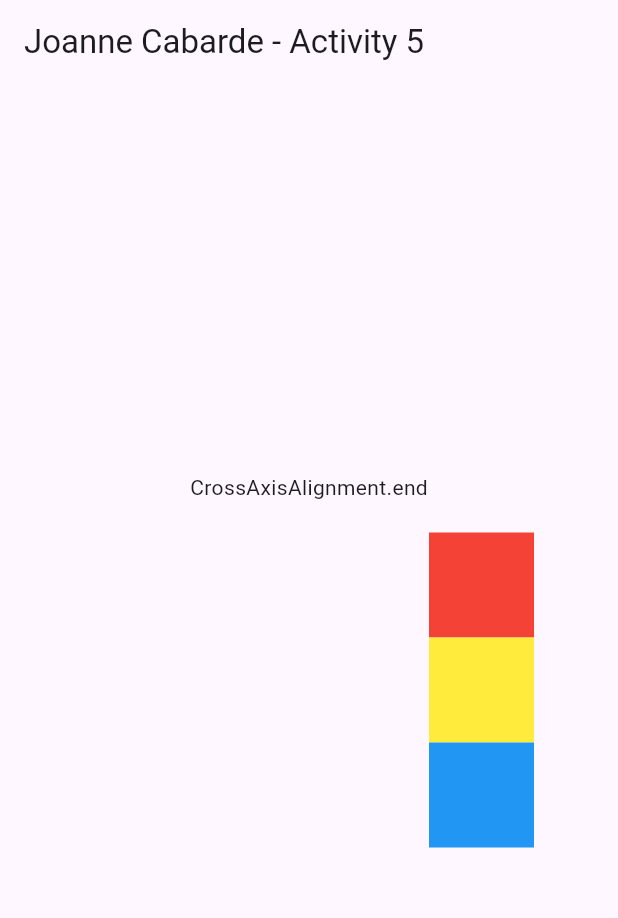
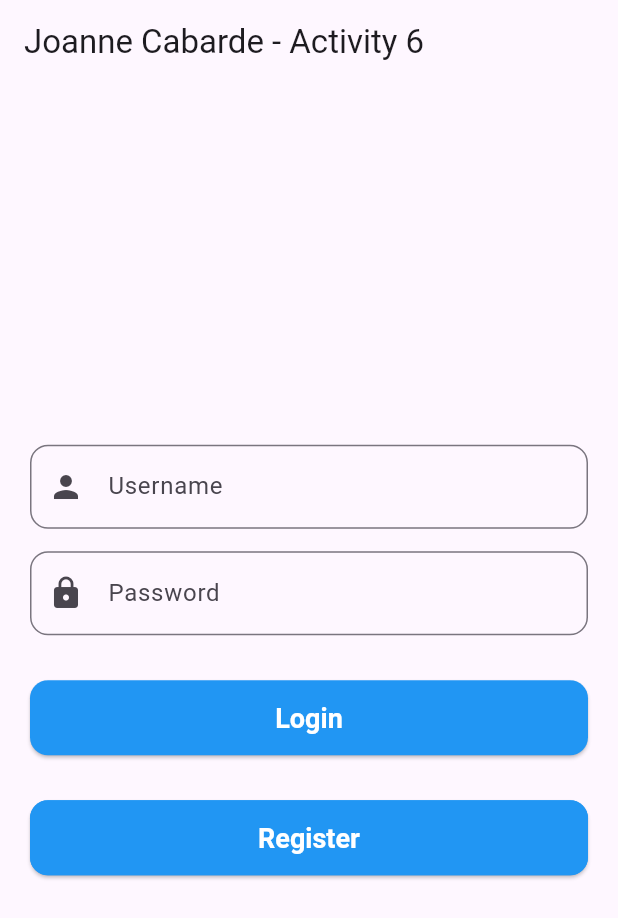
Before and after one commit to JollinAnnie/CCE106-Activities, a Flutter app: the screen it shows after launch, on a phone screen of 412 x 824 dp. Shown: the top 918 px of the screen. Run offline on Flutter 3.47's test engine with Material 3 defaults, Android fonts, the phone set to English and light mode, and no system bars.

Commit message:
Login and Register Activity #6

```diff
--- /dev/null
+++ b/lib/landing.dart
@@ -0,0 +1,31 @@
+import 'package:flutter/material.dart';
+
+class LandingPage extends StatelessWidget {
+
+final String username;
+final String password;
+  const LandingPage({super.key, required this.username, required this.password});
+
+  @override
+  Widget build(BuildContext context) {
+    return Scaffold(
+      appBar: AppBar(
+        title: const Text("Joanne Cabarde - Activity 6"),
+      ),
+      body: Center(
+        child: Column(mainAxisAlignment:
+        MainAxisAlignment.center,
+        children: [
+          Text("user: $username", style: const TextStyle(fontSize: 30)),
+          SizedBox(height: 30),
+          Text("Password: $password", style: const TextStyle(fontSize: 30)),
+          SizedBox(height: 30),
+          ElevatedButton(onPressed: () => Navigator.pop(context),
+          child: Text("Back to Login"),
+          ),
+        ],
+        ),
+      )
+    );
+  }
+}
--- /dev/null
+++ b/lib/login.dart
@@ -0,0 +1,105 @@
+import 'package:flutter/material.dart';
+import 'package:joanneflutter1/landing.dart';
+import 'package:joanneflutter1/register.dart';
+
+
+class LoginPage extends StatefulWidget {
+  const LoginPage({super.key});
+
+  @override
+  State<LoginPage> createState() => _LoginPageState();
+}
+
+class _LoginPageState extends State<LoginPage> {
+  final TextEditingController _usernameController = TextEditingController();
+  final TextEditingController _passwordController = TextEditingController();
+
+  void _login() {
+    String username = _usernameController.text;
+    String password = _passwordController.text;
+
+    Navigator.push(context, MaterialPageRoute(
+      builder: (context) => LandingPage(
+        username: username,
+        password: password,
+      ),
+    ),
+    );
+  }
+
+  void _goToRegister() {
+    Navigator.push(context,
+    MaterialPageRoute(builder: (context) => const RegisterPage()),
+    );
+  }
+
+  Widget build(BuildContext context) {
+    final ButtonStyle buttonStyle = ElevatedButton.styleFrom(
+      minimumSize: const Size.fromHeight(50),
+      shape: RoundedRectangleBorder(
+        borderRadius: BorderRadius.circular(12),
+      ),
+      textStyle: const TextStyle(
+        fontSize: 18,
+        fontWeight: FontWeight.bold,
+      )
+    );
+
+    return Scaffold(
+      appBar: AppBar(
+        title: const Text('Joanne Cabarde - Activity 6'),
+      ),
+      body: Center(
+        child: SingleChildScrollView(
+          padding: const EdgeInsets.all(20.0),
+          child: Column(
+            children: [
+              TextField(
+                controller: _usernameController,
+                decoration: const InputDecoration(
+                  labelText: "Username",
+                  hintText: "Enter your username",
+                  prefixIcon: Icon(Icons.person),
+                  border: OutlineInputBorder(
+                    borderRadius: BorderRadius.all(Radius.circular(12)),
+                  ),
+                ),
+              ),
+              const SizedBox(height: 15),
+              TextField(
+                controller: _passwordController,
+                decoration: const InputDecoration(
+                  labelText: "Password",
+                  hintText: "Enter your password",
+                  prefixIcon: Icon(Icons.lock),
+                  border: OutlineInputBorder(
+                    borderRadius: BorderRadius.all(Radius.circular(12)),
+                  ),
+                ),
+                obscureText: true,
+              ),
+            const SizedBox(height: 30),
+
+            ElevatedButton(onPressed: _login, style: buttonStyle.copyWith(
+              backgroundColor: WidgetStateProperty.all(Colors.blue),
+              foregroundColor: WidgetStateProperty.all(Colors.white)
+            ),
+            child: const Text('Login'),
+
+            ),
+            const SizedBox(height: 30),
+            ElevatedButton(onPressed: _goToRegister, style: buttonStyle.copyWith(
+              backgroundColor: WidgetStateProperty.all(Colors.blue),
+              foregroundColor: WidgetStateProperty.all(Colors.white),
+              side: WidgetStateProperty.all(const BorderSide(color: Colors.blue, width: 2),
+              ),
+            ),
+            child: const Text('Register'),
+            ),
+            ],
+          ),
+        ),
+      ),
+    );
+  }
+}
--- a/lib/main.dart
+++ b/lib/main.dart
@@ -1,8 +1,9 @@
 import 'package:flutter/material.dart';
-// import 'package:joanneflutter1/pavlova.dart';
-// import 'package:joanneflutter1/edgeinsets.dart';
-// import 'package:joanneflutter1/mainalignment.dart';
+import 'package:joanneflutter1/pavlova.dart';
+import 'package:joanneflutter1/edgeinsets.dart';
+import 'package:joanneflutter1/mainalignment.dart';
 import 'package:joanneflutter1/crossalignment.dart';
+import 'package:joanneflutter1/login.dart';
 
 
 void main() {
@@ -20,7 +21,7 @@ class MyApp extends StatelessWidget {
 
         colorScheme: ColorScheme.fromSeed(seedColor: Colors.deepPurple),
       ),
-      home: const CrossAlignment(),
+      home: const LoginPage(),
     );
   }
 }
```
Also changed, not shown: lib/register.dart (added, +139 -0 lines).
